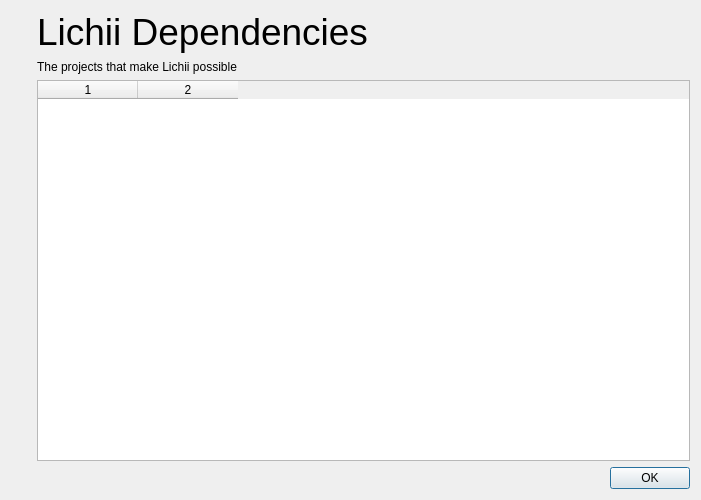
Qt form src/lichii/deps_dialog.ui (elnekugm/TuttiFrutti) before a commit.
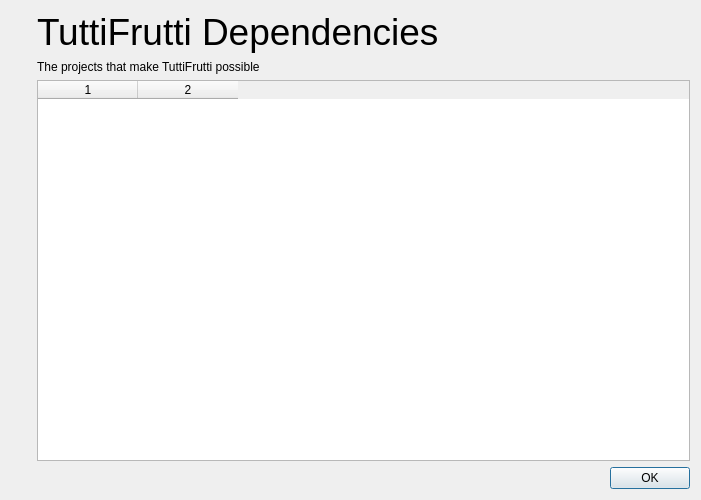
The same form after that commit. Icons and pictures are not drawn.

Commit message:
Rebrand to TuttiFrutti: name, icon, wordmark and updater repo
A port on Windows keeps its data in a user folder beside the emulator and imports the previous profile on first start.

What changed in the file:
```diff
--- a/src/lichii/deps_dialog.ui
+++ b/src/lichii/deps_dialog.ui
@@ -69,7 +69,7 @@
           </sizepolicy>
          </property>
          <property name="text">
-          <string>&lt;html&gt;&lt;head/&gt;&lt;body&gt;&lt;p&gt;&lt;span style=&quot; font-size:28pt;&quot;&gt;Lichii Dependencies&lt;/span&gt;&lt;/p&gt;&lt;/body&gt;&lt;/html&gt;</string>
+          <string>&lt;html&gt;&lt;head/&gt;&lt;body&gt;&lt;p&gt;&lt;span style=&quot; font-size:28pt;&quot;&gt;TuttiFrutti Dependencies&lt;/span&gt;&lt;/p&gt;&lt;/body&gt;&lt;/html&gt;</string>
          </property>
         </widget>
        </item>
@@ -82,7 +82,7 @@
           </sizepolicy>
          </property>
          <property name="text">
-        <string>&lt;html&gt;&lt;head/&gt;&lt;body&gt;&lt;p&gt;The projects that make Lichii possible&lt;/p&gt;&lt;/body&gt;&lt;/html&gt;</string>
+        <string>&lt;html&gt;&lt;head/&gt;&lt;body&gt;&lt;p&gt;The projects that make TuttiFrutti possible&lt;/p&gt;&lt;/body&gt;&lt;/html&gt;</string>
          </property>
         </widget>
        </item>
```
Left out of the diff: 2 changed lines with no effect on the pictures. The commit also changes 43 other files.
